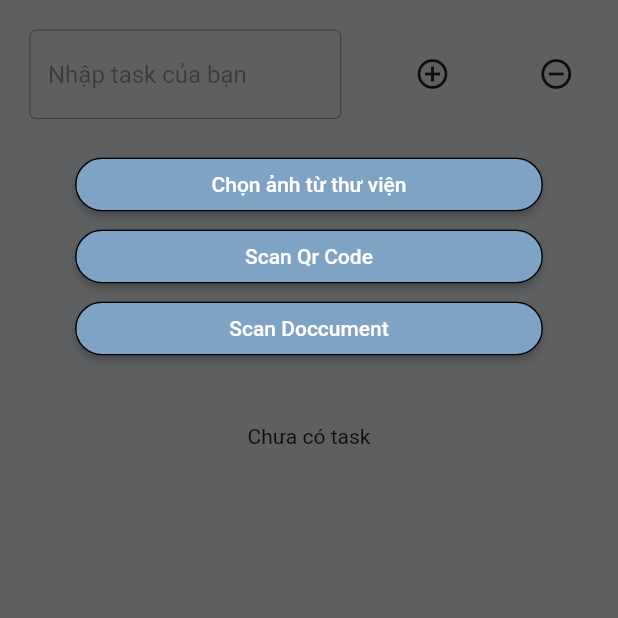
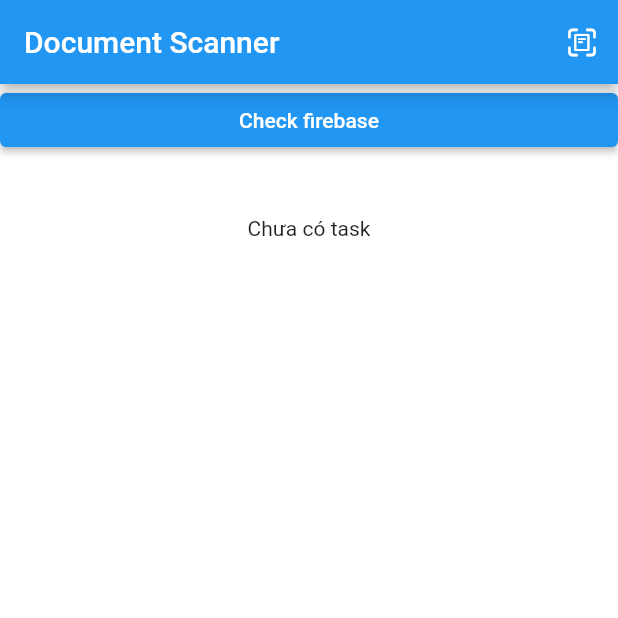
Before and after one commit to haidn1609/Task1, a Flutter app: the screen it shows after launch, on a phone screen of 412 x 824 dp, the top half of it. Run offline on Flutter 3.47's test engine with Material 2 defaults, Android fonts, the phone set to English and light mode, and no system bars; our stand-ins replace cloud_firestore, firebase_core, firebase_storage, flutter_spinkit, hexcolor, hive and 2 more; missing offline and left inert: document_scanner_flutter, qr_code_scanner; accounts and stored records are empty.

Commit message:
update 5/9-2
update Store HIVE

```diff
--- a/lib/Screen/HomeScreen/HomeScreen.dart
+++ b/lib/Screen/HomeScreen/HomeScreen.dart
@@ -1,8 +1,13 @@
+import 'package:flutter/cupertino.dart';
 import 'package:flutter/material.dart';
+import 'package:hive/hive.dart';
 import 'package:provider/provider.dart';
+import 'package:task1/provider/hiveBox.dart';
 import 'package:task1/value/colors.dart';
 import 'dart:async';
+import '../../firebase/firestore.dart';
 import '../../provider/taskProvider.dart';
+import 'package:cloud_firestore/cloud_firestore.dart';
 
 class HomeScreen extends StatefulWidget {
   @override
@@ -14,114 +19,71 @@ class HomeScreen extends StatefulWidget {
 class _HomeScreenState extends State<HomeScreen> {
   var editTextTask = TextEditingController();
 
+
+  Future _showDialog(BuildContext context, int index) async {
+    return showDialog(
+      context: context,
+      builder: (context) {
+        return Consumer<TaskProvider>(
+          builder: (context, value, child) => AlertDialog(
+            title: const Text("Bạn có muốn xóa danh sách này không?"),
+            actions: [
+              TextButton(
+                  onPressed: () {
+                    value.deleteDoc(index);
+                    Navigator.pop(context);
+                  },
+                  child: const Center(
+                    child: Text("Có"),
+                  )),
+              TextButton(
+                  onPressed: () {
+                    Navigator.pop(context);
+                  },
+                  child: const Center(
+                    child: Text("Không"),
+                  ))
+            ],
+          ),
+        );
+      },
+    );
+  }
+
   @override
   Widget build(BuildContext context) {
     return Consumer<TaskProvider>(
       builder: (context, value, child) {
         return Scaffold(
+          appBar: AppBar(
+            automaticallyImplyLeading: false,
+            title: const Text("Document Scanner"),
+            actions: [
+              IconButton(
+                  onPressed: () {
+                    value.clearListBase64();
+                    value.setCurentDoc(-1);
+                    Navigator.pushNamed(context, '/ScanDoc');
+                  },
+                  icon: const Icon(CupertinoIcons.doc_text_viewfinder))
+            ],
+            //backgroundColor: ,
+          ),
           body: GestureDetector(
             child: ScrollConfiguration(
-              behavior: ScrollConfiguration.of(context)
-                  .copyWith(scrollbars: false),
+              behavior:
+                  ScrollConfiguration.of(context).copyWith(scrollbars: false),
               child: Container(
                 width: double.infinity,
                 height: double.infinity,
                 color: backGround,
                 child: ListView(
                   children: [
-                    Row(
-                      children: [
-                        Expanded(
-                          child: Center(
-                              child: Container(
-                                padding: EdgeInsets.all(20),
-                                child: TextField(
-                                  controller: editTextTask,
-                                  decoration: InputDecoration(
-                                      border: OutlineInputBorder(),
-                                      hintText: "Nhập task của bạn"),
-                                  showCursor: false,
-                                  autofocus: true,
-                                  autocorrect: true,
-                                  enabled: false,
-                                ),
-                              )),
-                          flex: 3,
-                        ),
-                        Expanded(
-                          child: Center(
-                              child: Container(
-                                  padding: EdgeInsets.all(20),
-                                  child: IconButton(
+                    ElevatedButton(
                         onPressed: () {
-                                        // value.addList(editTextTask.text);
-                                        // editTextTask.clear();
-                                        // // FocusManager.instance.primaryFocus?.unfocus();
-                                        // FocusScope.of(context).unfocus();
-                                        // print(editTextTask.text);
+                          checkHive();
                         },
-                                      icon: Icon(Icons.add_circle_outline)))),
-                          flex: 1,
-                        ),
-                        Expanded(
-                          child: Center(
-                              child: Container(
-                                  padding: EdgeInsets.all(20),
-                                  child: IconButton(
-                                      onPressed: () {
-                                        // value.removeList(
-                                        //     value.listTasks.length - 1);
-                                      },
-                                      icon: Icon(
-                                          Icons.remove_circle_outline)))),
-                          flex: 1,
-                        )
-                      ],
-                    ),
-                    Container(
-                        margin: EdgeInsets.only(left: 50, right: 50),
-                        child: ElevatedButton(
-                            onPressed: () {
-                              // Navigator.pushNamed(context, '/SelectImage');
-                            },
-                            child: Center(
-                              child: Text("Chọn ảnh từ thư viện"),
-                            ),
-                            style: ElevatedButton.styleFrom(
-                                primary: buttonColor,
-                                shape: RoundedRectangleBorder(
-                                    borderRadius: BorderRadius.circular(30),
-                                    side: BorderSide(color: borDerColor))))),
-                    Container(
-                        margin: EdgeInsets.only(left: 50, right: 50),
-                        child: ElevatedButton(
-                            onPressed: () {
-                              // Navigator.pushNamed(context, '/ScanQrCode');
-                            },
-                            child: Center(
-                              child: Text("Scan Qr Code"),
-                            ),
-                            style: ElevatedButton.styleFrom(
-                                primary: buttonColor,
-                                shape: RoundedRectangleBorder(
-                                    borderRadius: BorderRadius.circular(30),
-                                    side: BorderSide(color: borDerColor))))),
-                    Container(
-                        margin: EdgeInsets.only(left: 50, right: 50),
-                        child: ElevatedButton(
-                            onPressed: () {
-                              value.clearListBase64();
-                              value.setCurentDoc(-1);
-                              Navigator.pushNamed(context, '/ScanDoc');
-                            },
-                            child: Center(
-                              child: Text("Scan Doccument"),
-                            ),
-                            style: ElevatedButton.styleFrom(
-                                primary: buttonColor,
-                                shape: RoundedRectangleBorder(
-                                    borderRadius: BorderRadius.circular(30),
-                                    side: BorderSide(color: borDerColor))))),
+                        child: Text("Check firebase")),
                     Container(
                       margin: EdgeInsets.all(20),
                       child: Center(
@@ -139,14 +101,21 @@ class _HomeScreenState extends State<HomeScreen> {
                                   itemBuilder: (context, index) =>
                                       GestureDetector(
                                         onTap: () {
-                                      print("click index ${index} have ${value.listDoc.elementAt(index).length}");
+                                          print(
+                                              "click index ${index} have ${value.listDoc.elementAt(index).length}");
                                           value.setCurentDoc(index);
-                                      value.setBase64(value.listDoc.elementAt(index));
-                                      Navigator.pushNamed(context, '/ScanDoc');
+                                          value.setBase64(
+                                              value.listDoc.elementAt(index));
+                                          Navigator.pushNamed(
+                                              context, '/ScanDoc');
+                                        },
+                                        onLongPress: () {
+                                          _showDialog(context, index);
                                         },
                                         child: Container(
-                                      padding: EdgeInsets.all(10),
-                                      margin: EdgeInsets.only(bottom: 10),
+                                          padding: const EdgeInsets.all(15),
+                                          margin:
+                                              const EdgeInsets.only(bottom: 10),
                                           decoration: BoxDecoration(
                                               border: Border.all(
                                                   color: Colors.black,
@@ -155,8 +124,8 @@ class _HomeScreenState extends State<HomeScreen> {
                                                   BorderRadius.circular(30),
                                               color: backGroundItem),
                                           child: Center(
-                                        child: Text(index.toString()),
-                                      ),
+                                              child: Text(
+                                                  "Document $index\nHave : ${value.listDoc.elementAt(index).length} Image")),
                                         ),
                                       ))),
                     )
--- a/lib/main.dart
+++ b/lib/main.dart
@@ -4,11 +4,23 @@ import 'package:task1/Screen/HomeScreen/HomeScreen.dart';
 import 'package:task1/Screen/ScanDocScreen/ScanDocScreen.dart';
 import 'package:task1/Screen/ScanQRCodeScreen/ScanQrCodeScreen.dart';
 import 'package:task1/Screen/SelectImageScreen/SelectImageScreen.dart';
+import 'package:task1/Screen/SplashScreen/SplashScreen.dart';
 import 'package:task1/provider/taskProvider.dart';
+import 'package:firebase_core/firebase_core.dart';
+import 'firebase_options.dart';
+import 'package:hive/hive.dart';
+import 'package:hive_flutter/hive_flutter.dart';
+void main() async {
+  WidgetsFlutterBinding.ensureInitialized();
+  await Firebase.initializeApp(
+    options: DefaultFirebaseOptions.currentPlatform,
+  );
+  await Hive.initFlutter();
+  await Hive.openBox("testBox");
 
-void main() {
   runApp(ChangeNotifierProvider(
       create: (context) => TaskProvider(), child: MyApp()));
+
 }
 
 class MyApp extends StatelessWidget {
@@ -24,6 +36,6 @@ class MyApp extends StatelessWidget {
           '/ScanDoc': (BuildContext context) => new ScanDocScreen(),
         },
         //initialRoute: "/",
-        home: HomeScreen());
+        home: SplashScreen());
   }
 }
--- /dev/null
+++ b/lib/provider/hiveBox.dart
@@ -0,0 +1,24 @@
+import 'package:hive/hive.dart';
+import 'dart:async';
+
+var box = Hive.box("testBox");
+
+void checkHive() async {
+  print("Hive is have ${box.length} item");
+}
+
+void addHiveListBase64(int index, List<String> listBase64) async {
+  await box.put('$index', listBase64);
+}
+void removeHiveListBase64(int index) async {
+  await box.deleteAt(index);
+}
+List<List<String>> getAllListHive(){
+  List<List<String>>? listBase64Hive = [];
+  listBase64Hive = box.values.cast<List<String>>().toList();
+  return listBase64Hive;
+}
+void cleanHive() async {
+  await box.clear();
+  print("clean success, box have ${box.length} item");
+}
--- a/lib/value/colors.dart
+++ b/lib/value/colors.dart
@@ -1,6 +1,6 @@
 import 'package:hexcolor/hexcolor.dart';
 
-var backGround = HexColor("#5E5F61");
+var backGround = HexColor("#FFFFFF");
 var backGroundItem = HexColor("#F9E9CE");
 var borDerColor = HexColor("#000000");
 var buttonColor = HexColor("#7EA3C5");
```
Also changed, not shown: lib/Screen/ScanDocScreen/ScanDocScreen.dart (+48 -11 lines), lib/Screen/SplashScreen/SplashScreen.dart (added, +65 -0 lines), lib/firebase/firestore.dart (added, +36 -0 lines), lib/provider/taskProvider.dart (+8 -1 lines), pubspec.yaml (+11 -1 lines), lib/firebase_options.dart (added), pubspec.lock, 4 other files. Lines whose indentation alone changed are shown as unchanged.
